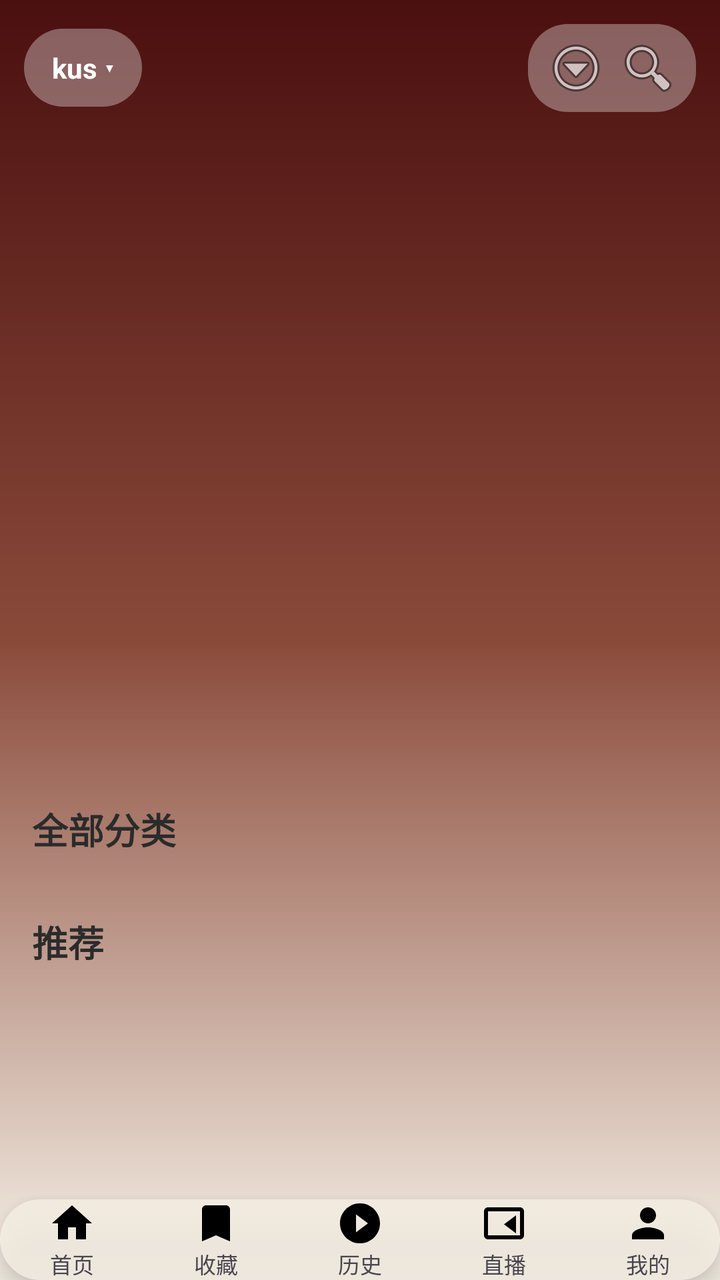
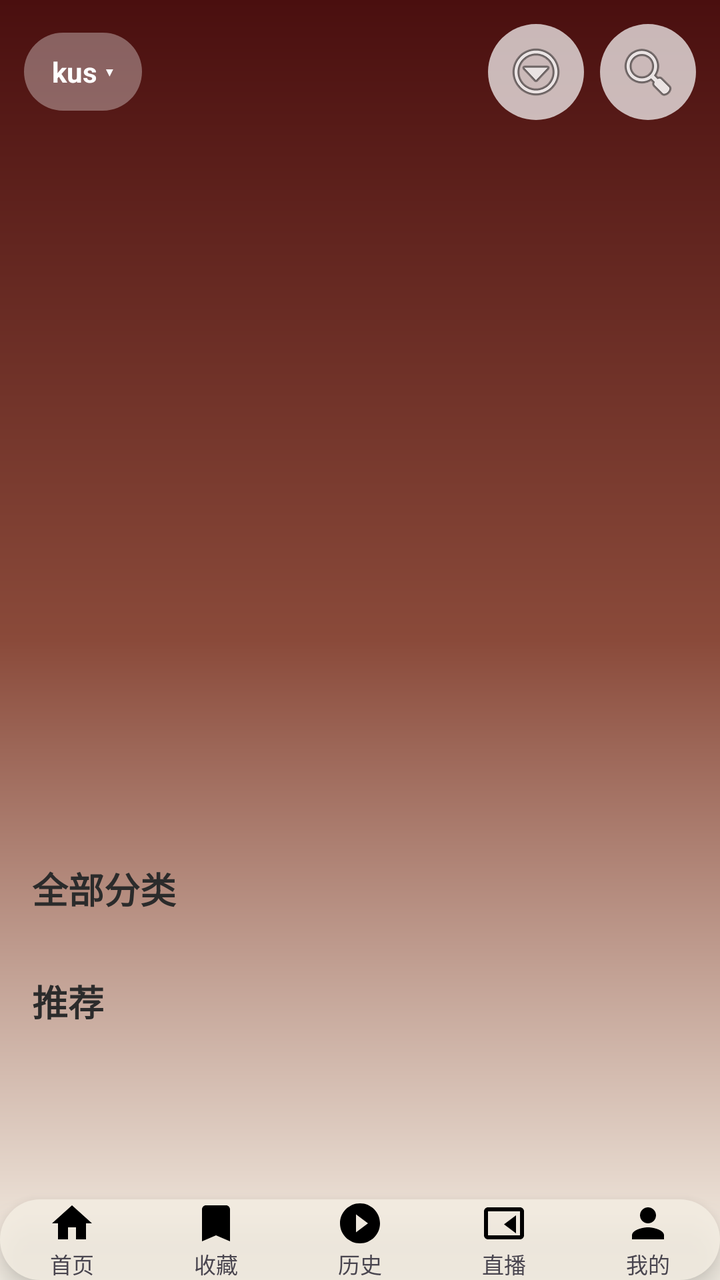

Before-and-after screenshots of an Android layout around one commit, followed by the original layout XML and the change that was made.
<!-- AndroidManifest.xml: application theme Theme.BoxZero -->
<!-- res/layout/activity_main.xml -->
<?xml version="1.0" encoding="utf-8"?>
<FrameLayout xmlns:android="http://schemas.android.com/apk/res/android"
    android:layout_width="match_parent"
    android:layout_height="match_parent"
    android:background="@drawable/bg_home_gradient"
    android:fitsSystemWindows="true">

    <ScrollView
        android:layout_width="match_parent"
        android:layout_height="match_parent"
        android:scrollbars="none">

        <LinearLayout
            android:layout_width="match_parent"
            android:layout_height="wrap_content"
            android:orientation="vertical">

            
            <LinearLayout
                android:layout_width="match_parent"
                android:layout_height="wrap_content"
                android:gravity="center_vertical"
                android:orientation="horizontal"
                android:padding="12dp">

                <LinearLayout
                    android:id="@+id/sitePill"
                    android:layout_width="wrap_content"
                    android:layout_height="wrap_content"
                    android:background="@drawable/pill_bg"
                    android:gravity="center_vertical"
                    android:orientation="horizontal"
                    android:paddingStart="14dp"
                    android:paddingEnd="14dp"
                    android:paddingTop="10dp"
                    android:paddingBottom="10dp">

                    <TextView
                        android:id="@+id/siteName"
                        android:layout_width="wrap_content"
                        android:layout_height="wrap_content"
                        android:ellipsize="end"
                        android:maxWidth="160dp"
                        android:singleLine="true"
                        android:text="kus"
                        android:textColor="#FFFFFF"
                        android:textSize="14sp"
                        android:textStyle="bold" />

                    <TextView
                        android:layout_width="wrap_content"
                        android:layout_height="wrap_content"
                        android:layout_marginStart="4dp"
                        android:text="▾"
                        android:textColor="#FFFFFF"
                        android:textSize="12sp" />
                </LinearLayout>

                <View
                    android:layout_width="0dp"
                    android:layout_height="1dp"
                    android:layout_weight="1" />

                <LinearLayout
                    android:layout_width="wrap_content"
                    android:layout_height="wrap_content"
                    android:background="@drawable/pill_bg"
                    android:gravity="center_vertical"
                    android:orientation="horizontal"
                    android:paddingStart="6dp"
                    android:paddingEnd="6dp"
                    android:paddingTop="4dp"
                    android:paddingBottom="4dp">

                    <ImageButton
                        android:id="@+id/btnMenu"
                        android:layout_width="36dp"
                        android:layout_height="36dp"
                        android:background="?attr/selectableItemBackgroundBorderless"
                        android:contentDescription="菜单"
                        android:src="@android:drawable/ic_menu_more" />

                    <ImageButton
                        android:id="@+id/btnSearch"
                        android:layout_width="36dp"
                        android:layout_height="36dp"
                        android:background="?attr/selectableItemBackgroundBorderless"
                        android:contentDescription="搜索"
                        android:src="@android:drawable/ic_menu_search" />
                </LinearLayout>
            </LinearLayout>

            
            <androidx.recyclerview.widget.RecyclerView
                android:id="@+id/banner"
                android:layout_width="match_parent"
                android:layout_height="260dp"
                android:layout_marginTop="4dp"
                android:clipToPadding="false" />

            <TextView
                android:id="@+id/bannerTitle"
                android:layout_width="match_parent"
                android:layout_height="wrap_content"
                android:layout_marginTop="12dp"
                android:ellipsize="end"
                android:gravity="center"
                android:maxLines="1"
                android:textColor="#FFFFFF"
                android:textSize="22sp"
                android:textStyle="bold" />

            <LinearLayout
                android:id="@+id/dots"
                android:layout_width="match_parent"
                android:layout_height="wrap_content"
                android:layout_marginTop="8dp"
                android:gravity="center"
                android:orientation="horizontal" />

            
            <TextView
                android:layout_width="match_parent"
                android:layout_height="wrap_content"
                android:layout_marginTop="20dp"
                android:paddingStart="16dp"
                android:paddingEnd="16dp"
                android:text="全部分类"
                android:textColor="#2B2B2B"
                android:textSize="18sp"
                android:textStyle="bold" />

            <androidx.recyclerview.widget.RecyclerView
                android:id="@+id/pillRow"
                android:layout_width="match_parent"
                android:layout_height="wrap_content"
                android:layout_marginTop="10dp"
                android:clipToPadding="false"
                android:nestedScrollingEnabled="false"
                android:paddingStart="16dp"
                android:paddingEnd="16dp" />

            
            <TextView
                android:layout_width="match_parent"
                android:layout_height="wrap_content"
                android:layout_marginTop="20dp"
                android:paddingStart="16dp"
                android:paddingEnd="16dp"
                android:text="推荐"
                android:textColor="#2B2B2B"
                android:textSize="18sp"
                android:textStyle="bold" />

            <androidx.recyclerview.widget.RecyclerView
                android:id="@+id/posterRow"
                android:layout_width="match_parent"
                android:layout_height="wrap_content"
                android:layout_marginTop="10dp"
                android:clipToPadding="false"
                android:nestedScrollingEnabled="false"
                android:paddingStart="16dp"
                android:paddingEnd="16dp" />

            <View
                android:layout_width="match_parent"
                android:layout_height="110dp" />
        </LinearLayout>
    </ScrollView>

    <include
        layout="@layout/view_bottom_nav"
        android:layout_width="match_parent"
        android:layout_height="wrap_content"
        android:layout_gravity="bottom" />

    <ProgressBar
        android:id="@+id/loading"
        android:layout_width="wrap_content"
        android:layout_height="wrap_content"
        android:layout_gravity="center"
        android:visibility="gone" />

</FrameLayout>
<!-- res/layout/view_bottom_nav.xml (included above) -->
<?xml version="1.0" encoding="utf-8"?>
<LinearLayout xmlns:android="http://schemas.android.com/apk/res/android"
    android:id="@+id/bottomNav"
    android:layout_width="match_parent"
    android:layout_height="68dp"
    android:layout_marginStart="16dp"
    android:layout_marginEnd="16dp"
    android:layout_marginBottom="16dp"
    android:background="@drawable/nav_bg"
    android:elevation="8dp"
    android:gravity="center"
    android:orientation="horizontal">

    <LinearLayout
        android:id="@+id/tabHome"
        android:layout_width="0dp"
        android:layout_height="match_parent"
        android:layout_weight="1"
        android:gravity="center"
        android:orientation="vertical">

        <ImageView
            android:id="@+id/iconHome"
            android:layout_width="24dp"
            android:layout_height="24dp"
            android:src="@drawable/ic_nav_home" />

        <TextView
            android:id="@+id/textHome"
            android:layout_width="wrap_content"
            android:layout_height="wrap_content"
            android:text="首页"
            android:textSize="11sp" />
    </LinearLayout>

    <LinearLayout
        android:id="@+id/tabFav"
        android:layout_width="0dp"
        android:layout_height="match_parent"
        android:layout_weight="1"
        android:gravity="center"
        android:orientation="vertical">

        <ImageView
            android:id="@+id/iconFav"
            android:layout_width="24dp"
            android:layout_height="24dp"
            android:src="@drawable/ic_nav_fav" />

        <TextView
            android:id="@+id/textFav"
            android:layout_width="wrap_content"
            android:layout_height="wrap_content"
            android:text="收藏"
            android:textSize="11sp" />
    </LinearLayout>

    <LinearLayout
        android:id="@+id/tabHistory"
        android:layout_width="0dp"
        android:layout_height="match_parent"
        android:layout_weight="1"
        android:gravity="center"
        android:orientation="vertical">

        <ImageView
            android:id="@+id/iconHistory"
            android:layout_width="24dp"
            android:layout_height="24dp"
            android:src="@drawable/ic_nav_history" />

        <TextView
            android:id="@+id/textHistory"
            android:layout_width="wrap_content"
            android:layout_height="wrap_content"
            android:text="历史"
            android:textSize="11sp" />
    </LinearLayout>

    <LinearLayout
        android:id="@+id/tabLive"
        android:layout_width="0dp"
        android:layout_height="match_parent"
        android:layout_weight="1"
        android:gravity="center"
        android:orientation="vertical">

        <ImageView
            android:id="@+id/iconLive"
            android:layout_width="24dp"
            android:layout_height="24dp"
            android:src="@drawable/ic_nav_live" />

        <TextView
            android:id="@+id/textLive"
            android:layout_width="wrap_content"
            android:layout_height="wrap_content"
            android:text="直播"
            android:textSize="11sp" />
    </LinearLayout>

    <LinearLayout
        android:id="@+id/tabMine"
        android:layout_width="0dp"
        android:layout_height="match_parent"
        android:layout_weight="1"
        android:gravity="center"
        android:orientation="vertical">

        <ImageView
            android:id="@+id/iconMine"
            android:layout_width="24dp"
            android:layout_height="24dp"
            android:src="@drawable/ic_nav_mine" />

        <TextView
            android:id="@+id/textMine"
            android:layout_width="wrap_content"
            android:layout_height="wrap_content"
            android:text="我的"
            android:textSize="11sp" />
    </LinearLayout>

</LinearLayout>
<!-- resources referenced by this layout -->
<resources>
  <!-- drawable bg_home_gradient (drawable) -->
  <?xml version="1.0" encoding="utf-8"?>
  <shape xmlns:android="http://schemas.android.com/apk/res/android"
      android:shape="rectangle">
      <gradient
          android:angle="270"
          android:startColor="#4A0F0F"
          android:centerColor="#8A4A3A"
          android:endColor="#F6F1E7" />
  </shape>
  <!-- drawable ic_nav_fav (drawable) -->
  <vector xmlns:android="http://schemas.android.com/apk/res/android"
      android:width="24dp" android:height="24dp"
      android:viewportWidth="24" android:viewportHeight="24">
      <path android:fillColor="#000000"
          android:pathData="M17,3H7c-1.1,0 -2,0.9 -2,2v16l7,-3l7,3V5c0,-1.1 -0.9,-2 -2,-2z" />
  </vector>
  <!-- drawable ic_nav_history (drawable) -->
  <vector xmlns:android="http://schemas.android.com/apk/res/android"
      android:width="24dp" android:height="24dp"
      android:viewportWidth="24" android:viewportHeight="24">
      <path android:fillColor="#000000"
          android:pathData="M12,2C6.5,2 2,6.5 2,12s4.5,10 10,10s10,-4.5 10,-10S17.5,2 12,2zM10,16.5v-9L16,12l-6,4.5z" />
  </vector>
  <!-- drawable ic_nav_home (drawable) -->
  <vector xmlns:android="http://schemas.android.com/apk/res/android"
      android:width="24dp" android:height="24dp"
      android:viewportWidth="24" android:viewportHeight="24">
      <path android:fillColor="#000000"
          android:pathData="M10,20v-6h4v6h5v-8h3L12,3 2,12h3v8z" />
  </vector>
  <!-- drawable ic_nav_live (drawable) -->
  <vector xmlns:android="http://schemas.android.com/apk/res/android"
      android:width="24dp" android:height="24dp"
      android:viewportWidth="24" android:viewportHeight="24">
      <path android:fillColor="#000000"
          android:pathData="M20,4H4c-1.1,0 -2,0.9 -2,2v12c0,1.1 0.9,2 2,2h16c1.1,0 2,-0.9 2,-2V6c0,-1.1 -0.9,-2 -2,-2zM20,18H4V6h16v12zM18,8l-6,4.5L18,17V8z" />
  </vector>
  <!-- drawable ic_nav_mine (drawable) -->
  <vector xmlns:android="http://schemas.android.com/apk/res/android"
      android:width="24dp" android:height="24dp"
      android:viewportWidth="24" android:viewportHeight="24">
      <path android:fillColor="#000000"
          android:pathData="M12,12c2.2,0 4,-1.8 4,-4s-1.8,-4 -4,-4s-4,1.8 -4,4S9.8,12 12,12zM12,14c-2.7,0 -8,1.3 -8,4v2h16v-2c0,-2.7 -5.3,-4 -8,-4z" />
  </vector>
  <!-- drawable nav_bg (drawable) -->
  <?xml version="1.0" encoding="utf-8"?>
  <shape xmlns:android="http://schemas.android.com/apk/res/android"
      android:shape="rectangle">
      <solid android:color="#CFF5EFE4" />
      <corners android:radius="32dp" />
  </shape>
  <!-- drawable pill_bg (drawable) -->
  <?xml version="1.0" encoding="utf-8"?>
  <shape xmlns:android="http://schemas.android.com/apk/res/android"
      android:shape="rectangle">
      <solid android:color="#55FFFFFF" />
      <corners android:radius="20dp" />
  </shape>
  <style name="Theme.BoxZero" parent="Theme.Material3.DayNight.NoActionBar">
      </style>
</resources>

<!-- the commit's change to res/layout/activity_main.xml (unified diff, before → after) -->
@@ -61,33 +61,24 @@
                     android:layout_height="1dp"
                     android:layout_weight="1" />
 
-                <LinearLayout
-                    android:layout_width="wrap_content"
-                    android:layout_height="wrap_content"
-                    android:background="@drawable/pill_bg"
-                    android:gravity="center_vertical"
-                    android:orientation="horizontal"
-                    android:paddingStart="6dp"
-                    android:paddingEnd="6dp"
-                    android:paddingTop="4dp"
-                    android:paddingBottom="4dp">
-
-                    <ImageButton
-                        android:id="@+id/btnMenu"
-                        android:layout_width="36dp"
-                        android:layout_height="36dp"
-                        android:background="?attr/selectableItemBackgroundBorderless"
-                        android:contentDescription="菜单"
-                        android:src="@android:drawable/ic_menu_more" />
-
-                    <ImageButton
-                        android:id="@+id/btnSearch"
-                        android:layout_width="36dp"
-                        android:layout_height="36dp"
-                        android:background="?attr/selectableItemBackgroundBorderless"
-                        android:contentDescription="搜索"
-                        android:src="@android:drawable/ic_menu_search" />
-                </LinearLayout>
+                <ImageButton
+                    android:id="@+id/btnMenu"
+                    android:layout_width="48dp"
+                    android:layout_height="48dp"
+                    android:layout_marginEnd="8dp"
+                    android:background="@drawable/circle_frosted"
+                    android:contentDescription="菜单"
+                    android:padding="12dp"
+                    android:src="@android:drawable/ic_menu_more" />
+
+                <ImageButton
+                    android:id="@+id/btnSearch"
+                    android:layout_width="48dp"
+                    android:layout_height="48dp"
+                    android:background="@drawable/circle_frosted"
+                    android:contentDescription="搜索"
+                    android:padding="12dp"
+                    android:src="@android:drawable/ic_menu_search" />
             </LinearLayout>
 
             
@@ -109,6 +100,15 @@
                 android:textColor="#FFFFFF"
                 android:textSize="22sp"
                 android:textStyle="bold" />
+
+            <TextView
+                android:id="@+id/bannerScore"
+                android:layout_width="match_parent"
+                android:layout_height="wrap_content"
+                android:layout_marginTop="4dp"
+                android:gravity="center"
+                android:textColor="#FFFFFF"
+                android:textSize="16sp" />
 
             <LinearLayout
                 android:id="@+id/dots"
<!-- resource entries referenced after the edit -->
@@ -9,6 +9,12 @@
           android:startColor="#4A0F0F"
           android:centerColor="#8A4A3A"
           android:endColor="#F6F1E7" />
+  </shape>
+  <!-- drawable circle_frosted (drawable) -->
+  <?xml version="1.0" encoding="utf-8"?>
+  <shape xmlns:android="http://schemas.android.com/apk/res/android"
+      android:shape="oval">
+      <solid android:color="#B3FFFFFF" />
   </shape>
   <!-- drawable ic_nav_fav (drawable) -->
   <vector xmlns:android="http://schemas.android.com/apk/res/android"
